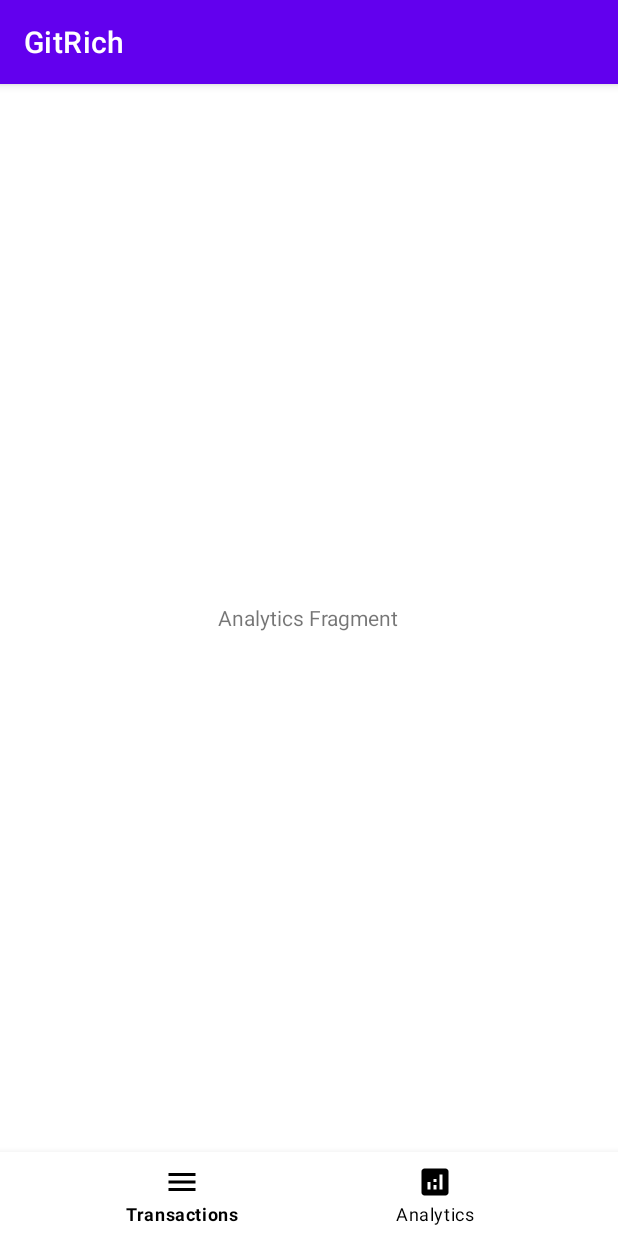
After one commit to ongjx/MobileAppIS461, an Android app: the fragment AnalyticsFragment placed in its activity, on a phone screen of 412 x 824 dp. The commit adds this screen. Run offline under Robolectric (Android 15) with nearby library versions, the phone set to English and light mode, and no system bars; 2 statements that could not run were skipped.

Commit message:
navbar changes

```diff
--- a/GitRich/app/build.gradle
+++ b/GitRich/app/build.gradle
@@ -50,6 +50,6 @@ dependencies {
     implementation 'com.github.barteksc:android-pdf-viewer:3.2.0-beta.1'
     implementation 'com.android.volley:volley:1.2.0'
     implementation 'com.google.code.gson:gson:2.8.5'
-
+    implementation 'com.google.android.material:material:1.1.0'
 
 }
--- /dev/null
+++ b/GitRich/app/src/main/java/com/example/gitrich/AnalyticsFragment.kt
@@ -0,0 +1,59 @@
+package com.example.gitrich
+
+import android.os.Bundle
+import androidx.fragment.app.Fragment
+import android.view.LayoutInflater
+import android.view.View
+import android.view.ViewGroup
+
+// TODO: Rename parameter arguments, choose names that match
+// the fragment initialization parameters, e.g. ARG_ITEM_NUMBER
+private const val ARG_PARAM1 = "param1"
+private const val ARG_PARAM2 = "param2"
+
+/**
+ * A simple [Fragment] subclass.
+ * Use the [AnalyticsFragment.newInstance] factory method to
+ * create an instance of this fragment.
+ */
+class AnalyticsFragment : Fragment() {
+    // TODO: Rename and change types of parameters
+    private var param1: String? = null
+    private var param2: String? = null
+
+    override fun onCreate(savedInstanceState: Bundle?) {
+        super.onCreate(savedInstanceState)
+        arguments?.let {
+            param1 = it.getString(ARG_PARAM1)
+            param2 = it.getString(ARG_PARAM2)
+        }
+    }
+
+    override fun onCreateView(
+        inflater: LayoutInflater, container: ViewGroup?,
+        savedInstanceState: Bundle?
+    ): View? {
+        // Inflate the layout for this fragment
+        return inflater.inflate(R.layout.fragment_analytics, container, false)
+    }
+
+    companion object {
+        /**
+         * Use this factory method to create a new instance of
+         * this fragment using the provided parameters.
+         *
+         * @param param1 Parameter 1.
+         * @param param2 Parameter 2.
+         * @return A new instance of fragment AnalyticsFragment.
+         */
+        // TODO: Rename and change types and number of parameters
+        @JvmStatic
+        fun newInstance(param1: String, param2: String) =
+            AnalyticsFragment().apply {
+                arguments = Bundle().apply {
+                    putString(ARG_PARAM1, param1)
+                    putString(ARG_PARAM2, param2)
+                }
+            }
+    }
+}
--- /dev/null
+++ b/GitRich/app/src/main/res/drawable/ic_add.xml
@@ -0,0 +1,5 @@
+<vector android:height="24dp" android:tint="#FFFFFF"
+    android:viewportHeight="24" android:viewportWidth="24"
+    android:width="24dp" xmlns:android="http://schemas.android.com/apk/res/android">
+    <path android:fillColor="@android:color/white" android:pathData="M12,2C6.48,2 2,6.48 2,12s4.48,10 10,10 10,-4.48 10,-10S17.52,2 12,2zM17,13h-4v4h-2v-4L7,13v-2h4L11,7h2v4h4v2z"/>
+</vector>
--- /dev/null
+++ b/GitRich/app/src/main/res/drawable/ic_analytics.xml
@@ -0,0 +1,5 @@
+<vector android:height="24dp" android:tint="#FFFFFF"
+    android:viewportHeight="24" android:viewportWidth="24"
+    android:width="24dp" xmlns:android="http://schemas.android.com/apk/res/android">
+    <path android:fillColor="@android:color/white" android:pathData="M19,3L5,3c-1.1,0 -2,0.9 -2,2v14c0,1.1 0.9,2 2,2h14c1.1,0 2,-0.9 2,-2L21,5c0,-1.1 -0.9,-2 -2,-2zM9,17L7,17v-5h2v5zM13,17h-2v-3h2v3zM13,12h-2v-2h2v2zM17,17h-2L15,7h2v10z"/>
+</vector>
--- /dev/null
+++ b/GitRich/app/src/main/res/drawable/ic_manual.xml
@@ -0,0 +1,5 @@
+<vector android:height="24dp" android:tint="#FFFFFF"
+    android:viewportHeight="24" android:viewportWidth="24"
+    android:width="24dp" xmlns:android="http://schemas.android.com/apk/res/android">
+    <path android:fillColor="@android:color/white" android:pathData="M19,3L5,3c-1.11,0 -2,0.9 -2,2v14c0,1.1 0.89,2 2,2h14c1.1,0 2,-0.9 2,-2L21,5c0,-1.1 -0.9,-2 -2,-2zM17,13h-4v4h-2v-4L7,13v-2h4L11,7h2v4h4v2z"/>
+</vector>
--- /dev/null
+++ b/GitRich/app/src/main/res/drawable/ic_ocr.xml
@@ -0,0 +1,5 @@
+<vector android:height="24dp" android:tint="#FFFFFF"
+    android:viewportHeight="24" android:viewportWidth="24"
+    android:width="24dp" xmlns:android="http://schemas.android.com/apk/res/android">
+    <path android:fillColor="@android:color/white" android:pathData="M12,8c-2.21,0 -4,1.79 -4,4s1.79,4 4,4 4,-1.79 4,-4 -1.79,-4 -4,-4zM5,15L3,15v4c0,1.1 0.9,2 2,2h4v-2L5,19v-4zM5,5h4L9,3L5,3c-1.1,0 -2,0.9 -2,2v4h2L5,5zM19,3h-4v2h4v4h2L21,5c0,-1.1 -0.9,-2 -2,-2zM19,19h-4v2h4c1.1,0 2,-0.9 2,-2v-4h-2v4z"/>
+</vector>
--- /dev/null
+++ b/GitRich/app/src/main/res/drawable/ic_qr.xml
@@ -0,0 +1,5 @@
+<vector android:height="24dp" android:tint="#FFFFFF"
+    android:viewportHeight="24" android:viewportWidth="24"
+    android:width="24dp" xmlns:android="http://schemas.android.com/apk/res/android">
+    <path android:fillColor="@android:color/white" android:pathData="M9.5,6.5v3h-3v-3H9.5M11,5H5v6h6V5L11,5zM9.5,14.5v3h-3v-3H9.5M11,13H5v6h6V13L11,13zM17.5,6.5v3h-3v-3H17.5M19,5h-6v6h6V5L19,5zM13,13h1.5v1.5H13V13zM14.5,14.5H16V16h-1.5V14.5zM16,13h1.5v1.5H16V13zM13,16h1.5v1.5H13V16zM14.5,17.5H16V19h-1.5V17.5zM16,16h1.5v1.5H16V16zM17.5,14.5H19V16h-1.5V14.5zM17.5,17.5H19V19h-1.5V17.5zM22,7h-2V4h-3V2h5V7zM22,22v-5h-2v3h-3v2H22zM2,22h5v-2H4v-3H2V22zM2,2v5h2V4h3V2H2z"/>
+</vector>
--- /dev/null
+++ b/GitRich/app/src/main/res/drawable/ic_transactions.xml
@@ -0,0 +1,5 @@
+<vector android:height="24dp" android:tint="#FFFFFF"
+    android:viewportHeight="24" android:viewportWidth="24"
+    android:width="24dp" xmlns:android="http://schemas.android.com/apk/res/android">
+    <path android:fillColor="@android:color/white" android:pathData="M3,18h18v-2L3,16v2zM3,13h18v-2L3,11v2zM3,6v2h18L21,6L3,6z"/>
+</vector>
--- /dev/null
+++ b/GitRich/app/src/main/res/drawable/ic_voice.xml
@@ -0,0 +1,5 @@
+<vector android:height="24dp" android:tint="#FFFFFF"
+    android:viewportHeight="24" android:viewportWidth="24"
+    android:width="24dp" xmlns:android="http://schemas.android.com/apk/res/android">
+    <path android:fillColor="@android:color/white" android:pathData="M12,15c1.66,0 2.99,-1.34 2.99,-3L15,6c0,-1.66 -1.34,-3 -3,-3S9,4.34 9,6v6c0,1.66 1.34,3 3,3zM17.3,12c0,3 -2.54,5.1 -5.3,5.1S6.7,15 6.7,12L5,12c0,3.42 2.72,6.23 6,6.72L11,22h2v-3.28c3.28,-0.48 6,-3.3 6,-6.72h-1.7z"/>
+</vector>
--- a/GitRich/app/src/main/res/layout/activity_main.xml
+++ b/GitRich/app/src/main/res/layout/activity_main.xml
@@ -1,47 +1,69 @@
 <?xml version="1.0" encoding="utf-8"?>
-<androidx.constraintlayout.widget.ConstraintLayout xmlns:android="http://schemas.android.com/apk/res/android"
+<RelativeLayout xmlns:android="http://schemas.android.com/apk/res/android"
     xmlns:app="http://schemas.android.com/apk/res-auto"
     xmlns:tools="http://schemas.android.com/tools"
     android:layout_width="match_parent"
     android:layout_height="match_parent"
     tools:context=".MainActivity">
 
-    <fragment
-        android:id="@+id/receipt_summary"
-        android:name="com.example.gitrich.receipts_summary"
+<!--    <fragment-->
+<!--        android:id="@+id/receipt_summary"-->
+<!--        android:name="com.example.gitrich.receipts_summary"-->
+<!--        android:layout_width="match_parent"-->
+<!--        android:layout_height="wrap_content"-->
+<!--        app:layout_constraintBottom_toBottomOf="parent"-->
+<!--        app:layout_constraintTop_toTopOf="parent"-->
+<!--        app:layout_constraintVertical_bias="0.148"-->
+<!--        tools:layout="@layout/fragment_receipts_summary"-->
+<!--        tools:layout_editor_absoluteX="-28dp" />-->
+
+    <FrameLayout
+        android:layout_width="match_parent"
+        android:layout_height="match_parent"
+        android:id="@+id/fl_wrapper"
+        android:layout_above="@id/bottom_nav"
+        >
+
+
+    </FrameLayout>
+
+
+    <com.google.android.material.bottomnavigation.BottomNavigationView
         android:layout_width="match_parent"
         android:layout_height="wrap_content"
-        app:layout_constraintBottom_toBottomOf="parent"
-        app:layout_constraintTop_toTopOf="parent"
-        app:layout_constraintVertical_bias="0.148"
-        tools:layout="@layout/fragment_receipts_summary"
-        tools:layout_editor_absoluteX="-28dp" />
+        android:id="@+id/bottom_nav"
+        android:layout_alignParentBottom="true"
+        android:background="?android:attr/windowBackground"
+        app:itemBackground="@color/design_default_color_on_primary"
+        app:itemIconTint="#000"
+        app:itemTextColor="#000"
+        app:menu="@menu/nav_menu"/>
 
-    <Button
-        android:id="@+id/button"
-        android:layout_width="wrap_content"
-        android:layout_height="wrap_content"
-        android:onClick="launchQR"
-        android:text="Click to QR"
-        app:layout_constraintBottom_toBottomOf="parent"
-        app:layout_constraintLeft_toLeftOf="parent"
-        app:layout_constraintRight_toRightOf="parent"
-        app:layout_constraintTop_toTopOf="parent" />
+<!--    <Button-->
+<!--        android:id="@+id/button"-->
+<!--        android:layout_width="wrap_content"-->
+<!--        android:layout_height="wrap_content"-->
+<!--        android:onClick="launchQR"-->
+<!--        android:text="Click to QR"-->
+<!--        app:layout_constraintBottom_toBottomOf="parent"-->
+<!--        app:layout_constraintLeft_toLeftOf="parent"-->
+<!--        app:layout_constraintRight_toRightOf="parent"-->
+<!--        app:layout_constraintTop_toTopOf="parent" />-->
 
-    <Button
-        android:id="@+id/OCRBtn"
-        android:layout_width="wrap_content"
-        android:layout_height="wrap_content"
-        android:onClick="launchOCR"
-        android:text="Click to OCR"
-        app:layout_constraintBottom_toBottomOf="parent"
-        app:layout_constraintHorizontal_bias="0.498"
-        app:layout_constraintLeft_toLeftOf="parent"
-        app:layout_constraintRight_toRightOf="parent"
-        app:layout_constraintTop_toTopOf="parent"
-        app:layout_constraintVertical_bias="0.598" />
+<!--    <Button-->
+<!--        android:id="@+id/OCRBtn"-->
+<!--        android:layout_width="wrap_content"-->
+<!--        android:layout_height="wrap_content"-->
+<!--        android:onClick="launchOCR"-->
+<!--        android:text="Click to OCR"-->
+<!--        app:layout_constraintBottom_toBottomOf="parent"-->
+<!--        app:layout_constraintHorizontal_bias="0.498"-->
+<!--        app:layout_constraintLeft_toLeftOf="parent"-->
+<!--        app:layout_constraintRight_toRightOf="parent"-->
+<!--        app:layout_constraintTop_toTopOf="parent"-->
+<!--        app:layout_constraintVertical_bias="0.598" />-->
 
 
 
 
-</androidx.constraintlayout.widget.ConstraintLayout>
+</RelativeLayout>
--- /dev/null
+++ b/GitRich/app/src/main/res/layout/fragment_analytics.xml
@@ -0,0 +1,21 @@
+<?xml version="1.0" encoding="utf-8"?>
+<FrameLayout xmlns:android="http://schemas.android.com/apk/res/android"
+    xmlns:tools="http://schemas.android.com/tools"
+    android:layout_width="match_parent"
+    android:layout_height="match_parent"
+    tools:context=".AnalyticsFragment">
+
+    <RelativeLayout
+        android:layout_width="match_parent"
+        android:layout_height="match_parent">
+
+        <TextView
+            android:layout_width="wrap_content"
+            android:layout_height="wrap_content"
+            android:layout_centerInParent="true"
+            android:text="Analytics Fragment" />
+
+    </RelativeLayout>
+
+
+</FrameLayout>
--- /dev/null
+++ b/GitRich/app/src/main/res/menu/nav_menu.xml
@@ -0,0 +1,14 @@
+<?xml version="1.0" encoding="utf-8"?>
+<menu xmlns:android="http://schemas.android.com/apk/res/android">
+
+    <item
+        android:id="@+id/ic_transaction"
+        android:icon="@drawable/ic_transactions"
+        android:title="Transactions"/>
+
+    <item
+        android:id="@+id/ic_analytics"
+        android:icon="@drawable/ic_analytics"
+        android:title="Analytics"/>
+
+</menu>
```
Also changed, not shown: GitRich/app/src/main/java/com/example/gitrich/MainActivity.kt (+33 -13 lines).
